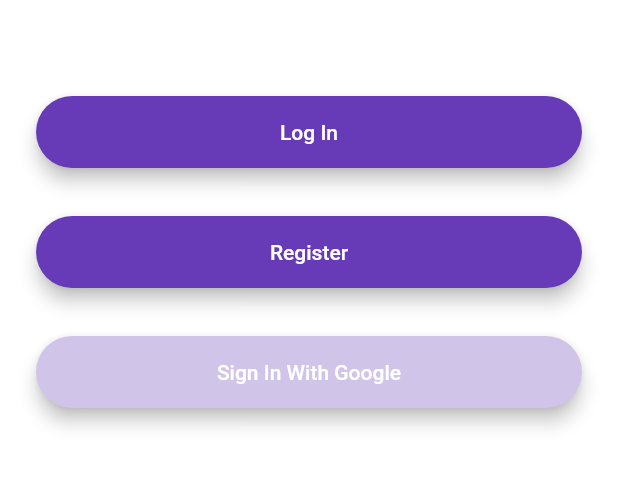
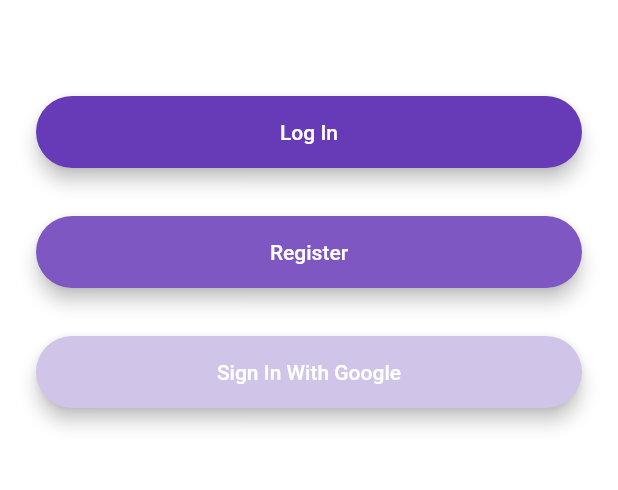
Before and after one commit to Coding-Club-IITG/Git-Workshop-flutter, a Flutter app: the screen it shows after launch, on a phone screen of 412 x 824 dp, the part 447-937 px from its top. Run offline on Flutter 3.47's test engine with Material 2 defaults, Android fonts, the phone set to English and light mode, and no system bars; drawn by our look-alikes of animated_text_kit; our stand-ins replace cloud_firestore, firebase_auth, firebase_core, modal_progress_hud; accounts and stored records are empty.

Commit message:
done some changes to run this app successfully

```diff
--- a/lib/screens/welcome_screen.dart
+++ b/lib/screens/welcome_screen.dart
@@ -84,7 +84,7 @@ class _WelcomeScreenState extends State<WelcomeScreen>
               },
             ),
             RoundedButton(
-              color: Colors.deepPurple,
+              color: Colors.deepPurple[400],
               text: 'Register',
               onPressed: () {
                 Navigator.pushNamed(context, RegistrationScreen.id);
```
